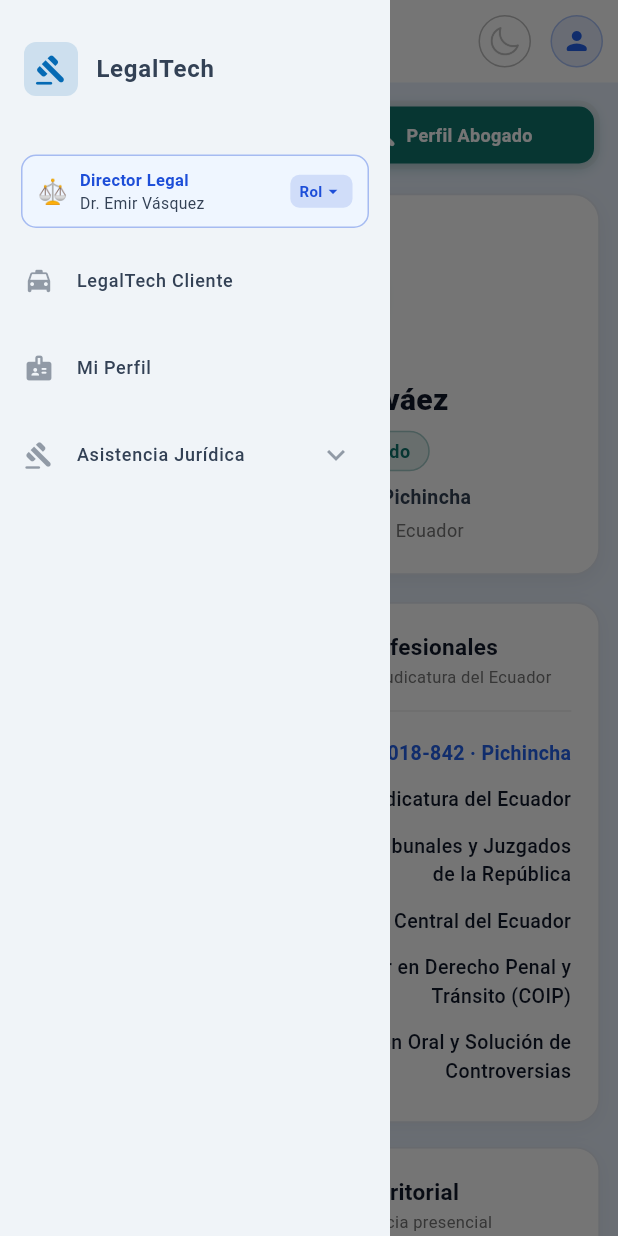
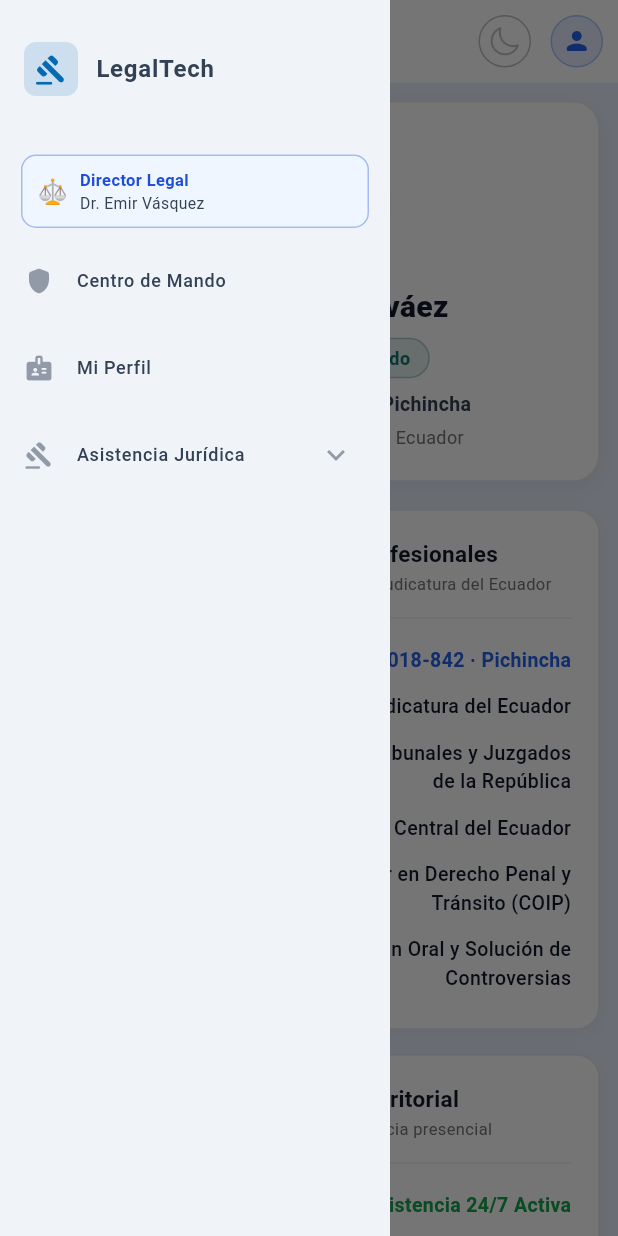
Before and after one commit to wilmerguerrerodev-prog/asistencia-legal-web, a Flutter app: the UserProfile screen opened by its route, with the side drawer open, on a phone screen of 412 x 824 dp. Run offline on Flutter 3.47's test engine with Material 3 defaults, Android fonts, the phone set to English and light mode, and no system bars; our stand-ins replace cached_network_image, calendar_view, country_code_picker, data_table_2, dotted_border, file_picker and 11 more; missing offline and left inert: appflowy_board, d_chart; accounts and stored records are empty; Roboto replaces fonts that are missing (Montserrat, Ubuntu).

Commit message:
fix(rbac): isolate profiles per role, remove test role switchers for client and lawyer, enable full system visibility for IT admin

```diff
--- a/lib/feature/legal_center/widgets/legal_mobile_nav_header.dart
+++ b/lib/feature/legal_center/widgets/legal_mobile_nav_header.dart
@@ -193,15 +193,16 @@ class LegalMobileNavHeader extends StatelessWidget implements PreferredSizeWidge
                   Row(
                     mainAxisSize: MainAxisSize.min,
                     children: [
-                      // Badge interactivo de Rol Actual (Cambio rápido)
+                      // Badge de Rol Actual (interactivo sólo si es IT Admin)
                       if (Get.isRegistered<AuthMockController>())
                         GetBuilder<AuthMockController>(
                           builder: (auth) {
+                            final canSwitch = auth.isItAdmin;
                             return Material(
                               color: Colors.transparent,
                               child: InkWell(
                                 borderRadius: BorderRadius.circular(8),
-                                onTap: () => _showRoleSwitcherSheet(context, auth),
+                                onTap: canSwitch ? () => _showRoleSwitcherSheet(context, auth) : null,
                                 child: Container(
                                   padding: const EdgeInsets.symmetric(
                                       horizontal: 6, vertical: 4),
@@ -266,8 +267,10 @@ class LegalMobileNavHeader extends StatelessWidget implements PreferredSizeWidge
                         },
                       ),
 
-                      // Acceso rápido a Portal Conductor SOS (visible si ancho >= 365px)
-                      if (MediaQuery.of(context).size.width >= 365) ...[
+                      // Acceso rápido a Portal Conductor SOS (visible sólo para SuperAdmin TI)
+                      if (MediaQuery.of(context).size.width >= 365 &&
+                          Get.isRegistered<AuthMockController>() &&
+                          Get.find<AuthMockController>().isItAdmin) ...[
                         const SizedBox(width: 2),
                         Material(
                           color: Colors.transparent,
@@ -275,7 +278,7 @@ class LegalMobileNavHeader extends StatelessWidget implements PreferredSizeWidge
                             borderRadius: BorderRadius.circular(8),
                             onTap: () {
                               HapticFeedback.lightImpact();
-                              Get.offAllNamed(RouteHelper.getInitialRoute());
+                              Get.offAllNamed(RouteHelper.getSosConductorRoute());
                             },
                             child: Container(
                               padding: const EdgeInsets.symmetric(horizontal: 5, vertical: 3.5),
--- a/lib/feature/menu/menu_screen.dart
+++ b/lib/feature/menu/menu_screen.dart
@@ -313,6 +313,7 @@ class _MenuDrawerState extends State<MenuDrawer> {
               ],
             ),
           ),
+          if (auth.isItAdmin)
             InkWell(
               onTap: () => _showRoleSwitcherDialog(context, auth),
               borderRadius: BorderRadius.circular(6),
--- a/lib/feature/menu/model/menu_model.dart
+++ b/lib/feature/menu/model/menu_model.dart
@@ -41,6 +41,18 @@ List<MenuModel> menuList = [
     iconData: Icons.badge_rounded,
     menuTitle: 'Mi Perfil',
     route: RouteHelper.getUserProfileScreen(),
+  ),
+  MenuModel(
+    icon: Images.dashboard,
+    iconData: Icons.shield_rounded,
+    menuTitle: 'Centro de Mando Legal',
+    route: RouteHelper.getLegalCenterRoute(),
+  ),
+  MenuModel(
+    icon: Images.dashboard,
+    iconData: Icons.gavel_rounded,
+    menuTitle: 'Mi Despacho (Abogado)',
+    route: RouteHelper.getLawyerWorkspaceRoute(),
   ),
   MenuModel(
     menuTitle: 'features',
@@ -233,9 +245,9 @@ List<MenuModel> getMenuListForRole(UserRole role) {
       return [
         MenuModel(
           icon: Images.dashboard,
-          iconData: Icons.local_taxi_rounded,
-          menuTitle: 'LegalTech Cliente',
-          route: RouteHelper.getSosConductorRoute(),
+          iconData: Icons.shield_rounded,
+          menuTitle: 'Centro de Mando',
+          route: RouteHelper.getLegalCenterRoute(),
         ),
         MenuModel(
           icon: Images.dashboard,
--- a/lib/feature/users/user_profile_screen.dart
+++ b/lib/feature/users/user_profile_screen.dart
@@ -311,14 +311,22 @@ class _UserProfileState extends State<UserProfile> {
                         horizontal: isMobile ? 12 : Dimensions.paddingSizeLarge,
                       ),
                       child: Obx(() {
-                        final esConductor = controller.rolActivo.value == 'conductor';
+                        final auth = Get.isRegistered<AuthMockController>()
+                            ? Get.find<AuthMockController>()
+                            : null;
+                        final esConductor = auth != null
+                            ? auth.isClientDriver
+                            : (controller.rolActivo.value == 'conductor');
+                        final showRoleSelector = auth == null || auth.isItAdmin;
 
                         return Column(
                           crossAxisAlignment: CrossAxisAlignment.stretch,
                           children: [
-                            // 1. Selector rápido de vista (Conductor / Abogado)
-                            _buildRoleSelector(context, controller, isDark),
-                            const SizedBox(height: 16),
+                            // 1. Selector rápido de vista (Conductor / Abogado) - sólo visible para SuperAdmin TI o tests
+                            if (showRoleSelector) ...[
+                              _buildRoleSelector(context, controller, isDark),
+                              const SizedBox(height: 16),
+                            ],
 
                             // 2. Cabecera principal de Perfil
                             esConductor
```
Also changed, not shown: 1 other file. Lines whose indentation alone changed are shown as unchanged.
